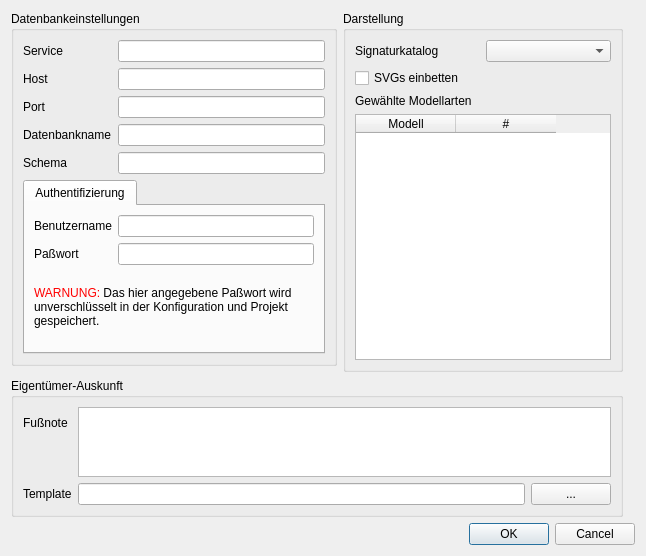
Qt form conf.ui (norBIT/alkisplugin) before a commit.
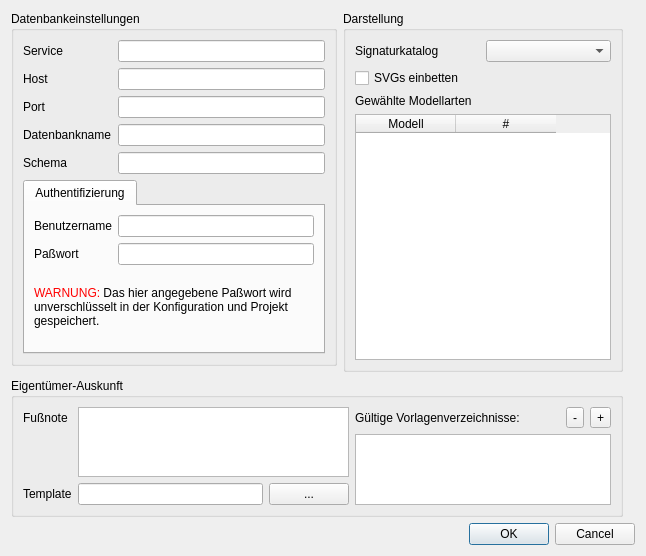
The same form after that commit.

```diff
--- a/conf.ui
+++ b/conf.ui
@@ -27,33 +27,57 @@
       <string>Eigentümer-Auskunft</string>
      </property>
      <layout class="QGridLayout" name="gridLayout_6">
-      <item row="2" column="2">
-       <widget class="QLineEdit" name="leTemplate"/>
+      <item row="1" column="2" rowspan="2" colspan="2">
+       <widget class="QTextEdit" name="leFussnote"/>
       </item>
-      <item row="0" column="0">
-       <widget class="QLabel" name="label_12">
-        <property name="text">
-         <string>Fußnote</string>
-        </property>
-       </widget>
-      </item>
-      <item row="2" column="3">
+      <item row="3" column="3">
        <widget class="QPushButton" name="pbTemplateBrowse">
         <property name="text">
          <string>...</string>
         </property>
        </widget>
       </item>
-      <item row="0" column="2" rowspan="2" colspan="2">
-       <widget class="QTextEdit" name="leFussnote"/>
+      <item row="3" column="2">
+       <widget class="QLineEdit" name="leTemplate"/>
       </item>
-      <item row="2" column="0">
+      <item row="1" column="5">
+       <widget class="QToolButton" name="pbAddTemplateDir">
+        <property name="text">
+         <string>-</string>
+        </property>
+       </widget>
+      </item>
+      <item row="3" column="0">
        <widget class="QLabel" name="label_13">
         <property name="text">
          <string>Template</string>
         </property>
        </widget>
       </item>
+      <item row="1" column="0">
+       <widget class="QLabel" name="label_12">
+        <property name="text">
+         <string>Fußnote</string>
+        </property>
+       </widget>
+      </item>
+      <item row="1" column="4">
+       <widget class="QLabel" name="label_10">
+        <property name="text">
+         <string>Gültige Vorlagenverzeichnisse:</string>
+        </property>
+       </widget>
+      </item>
+      <item row="1" column="6">
+       <widget class="QToolButton" name="pbRemoveTemplateDir">
+        <property name="text">
+         <string>+</string>
+        </property>
+       </widget>
+      </item>
+      <item row="2" column="4" rowspan="2" colspan="3">
+       <widget class="QListWidget" name="lwTemplateDirectories"/>
+      </item>
      </layout>
     </widget>
    </item>
```
